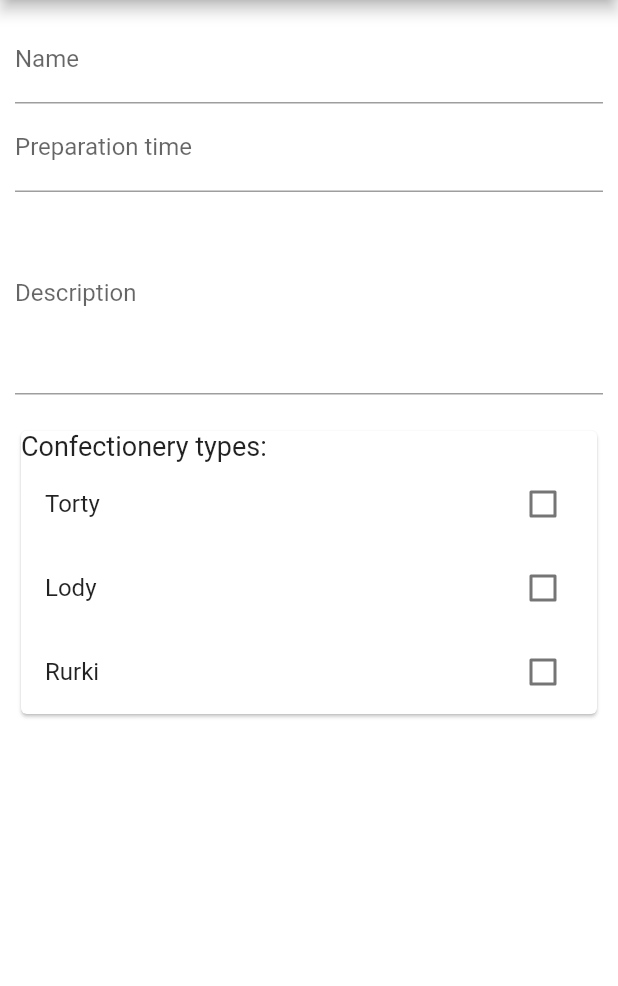
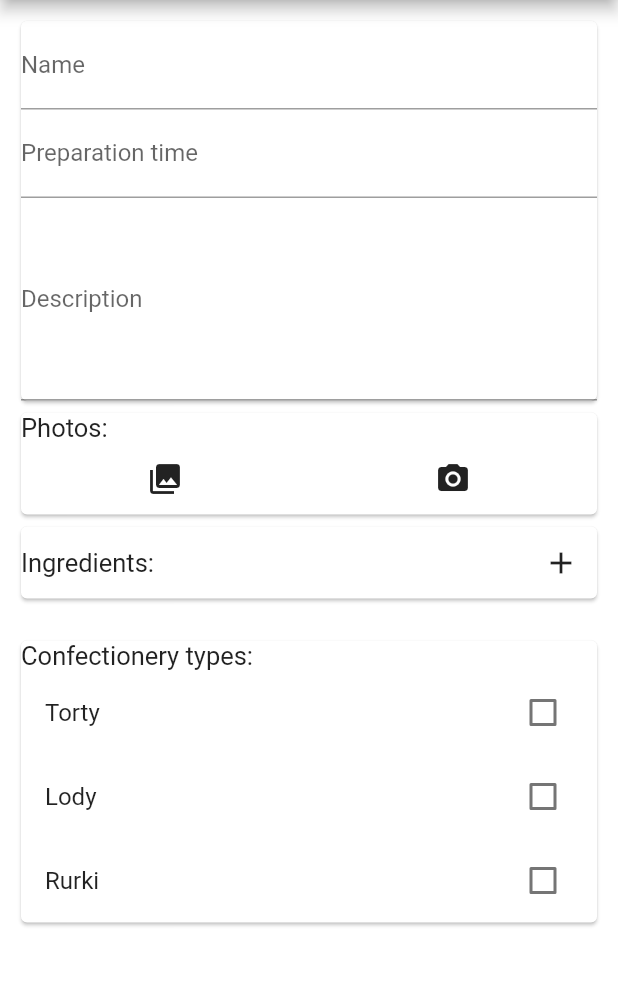
Before and after one commit to paolo21d/SweetLife-mobile-app, a Flutter app: the screen it shows after launch, on a phone screen of 412 x 824 dp, the part 84-1070 px from its top. Run offline on Flutter 3.47's test engine with Material 2 defaults, Android fonts, the phone set to English and light mode, and no system bars; our stand-ins replace carousel_slider, image_picker.

Commit message:
Added simple dialog to add new ingredients

```diff
--- a/lib/recipes/screens/recipe_creation.dart
+++ b/lib/recipes/screens/recipe_creation.dart
@@ -1,5 +1,11 @@
+import 'dart:io';
+
 import 'package:SweetLife/model/confectionery_type.dart';
+import 'package:SweetLife/model/element_of_recipe.dart';
+import 'package:SweetLife/model/ingredient.dart';
+import 'package:SweetLife/model/unit.dart';
 import 'package:flutter/material.dart';
+import 'package:image_picker/image_picker.dart';
 
 import '../../app_drawer.dart';
 
@@ -14,17 +20,34 @@ class _RecipeCreationState extends State<RecipeCreation> {
 
   final _form = GlobalKey<FormState>();
   bool _isInited = false;
+  Map<int, bool> checkedConfectioneryTypes = <int, bool>{};
+  List<File> addedPhotos = <File>[];
+  List<ElementOfRecipe> addedIngredients = [];
 
+  TextEditingController _ingredientCreationIngredientName =
+      TextEditingController();
+  TextEditingController _ingredientCreationAmount = TextEditingController();
+  TextEditingController _ingredientCreationUnit = TextEditingController();
+
+  //      MOCKS!!
   List<ConfectioneryType> availableConfectioneryTypes = [
     ConfectioneryType(1, "Torty"),
     ConfectioneryType(2, "Lody"),
     ConfectioneryType(3, "Rurki"),
   ];
-  Map<int, bool> checkedConfectioneryTypes = <int, bool>{};
+  List<Ingredient> availableIngredients = [
+    Ingredient(1, "ing1", [Unit(1, "Unit1"), Unit(2, "Unit2")]),
+    Ingredient(2, "ing2", [Unit(1, "Unit1")]),
+    Ingredient(3, "ing3", [Unit(2, "Unit2")]),
+    Ingredient(
+        4, "ing4", [Unit(1, "Unit1"), Unit(2, "Unit2"), Unit(3, "Unit3")]),
+  ];
 
   @override
   void didChangeDependencies() {
     if (!_isInited) {
+      addedPhotos = <File>[];
+      addedIngredients = [];
       _prepareCheckedConfectioneryTypes();
       _isInited = true;
     }
@@ -49,6 +72,9 @@ class _RecipeCreationState extends State<RecipeCreation> {
             key: _form,
             child: ListView(
               children: [
+                Card(
+                  child: Column(
+                    children: [
                       //name
                       TextFormField(
                           initialValue: "",
@@ -68,12 +94,14 @@ class _RecipeCreationState extends State<RecipeCreation> {
                       // preparation time
                       TextFormField(
                         initialValue: "",
-                  decoration: InputDecoration(labelText: 'Preparation time'),
+                        decoration:
+                            InputDecoration(labelText: 'Preparation time'),
                         textInputAction: TextInputAction.next,
                         keyboardType: TextInputType.number,
                         focusNode: _preparationTimeFocusNode,
                         onFieldSubmitted: (_) {
-                    FocusScope.of(context).requestFocus(_descriptionFocusNode);
+                          FocusScope.of(context)
+                              .requestFocus(_descriptionFocusNode);
                         },
                         validator: (value) {
                           if (value.isEmpty) {
@@ -108,10 +136,74 @@ class _RecipeCreationState extends State<RecipeCreation> {
                         },
                         onSaved: null,
                       ),
+                    ],
+                  ),
+                ),
 
                 // image picker
+                Card(
+                  child: Column(
+                    children: [
+                      Align(
+                        alignment: Alignment.centerLeft,
+                        child: Text(
+                          "Photos:",
+                          textAlign: TextAlign.left,
+                          style: TextStyle(fontSize: 17),
+                        ),
+                      ),
+                      Row(
+                        mainAxisAlignment: MainAxisAlignment.spaceAround,
+                        children: [
+                          IconButton(
+                              icon: Icon(Icons.photo_library),
+                              onPressed: _imgFromGallery),
+                          IconButton(
+                              icon: Icon(Icons.photo_camera),
+                              onPressed: _imgFromCamera)
+                        ],
+                      ),
+                      ...addedPhotos.map((photoFile) {
+                        return Padding(
+                          padding: const EdgeInsets.all(8.0),
+                          child: ClipRRect(
+                            borderRadius: BorderRadius.all(Radius.circular(10)),
+                            child: Image.file(
+                              photoFile,
+                              fit: BoxFit.fitHeight,
+                            ),
+                          ),
+                        );
+                      })
+                    ],
+                  ),
+                ),
 
                 //  ingredients
+                Card(
+                  child: Column(
+                    children: [
+                      Row(
+                        mainAxisAlignment: MainAxisAlignment.spaceAround,
+                        children: [
+                          Expanded(
+                            child: Text(
+                              "Ingredients:",
+                              textAlign: TextAlign.left,
+                              style: TextStyle(fontSize: 17),
+                            ),
+                          ),
+                          IconButton(
+                              icon: Icon(Icons.add),
+                              onPressed: () {
+                                _addIngredientFiled(context);
+                              }),
+                        ],
+                      ),
+                      // addedIngredients
+                    ],
+                  ),
+                ),
 
                 //  confectionery types
                 Padding(
@@ -124,14 +216,14 @@ class _RecipeCreationState extends State<RecipeCreation> {
                           child: Text(
                             "Confectionery types:",
                             textAlign: TextAlign.left,
-                            style: TextStyle(fontSize: 18),
+                            style: TextStyle(fontSize: 17),
                           ),
                         ),
                         ...availableConfectioneryTypes.map(
                           (confectioneryType) {
                             return CheckboxListTile(
-                              value:
-                                  checkedConfectioneryTypes[confectioneryType.id],
+                              value: checkedConfectioneryTypes[
+                                  confectioneryType.id],
                               title: Text(confectioneryType.name),
                               onChanged: (bool value) {
                                 setState(() {
@@ -160,4 +252,71 @@ class _RecipeCreationState extends State<RecipeCreation> {
       // checkedConfectioneryTypes[type.id] = false;
     }
   }
+
+  _imgFromCamera() async {
+    File image = await ImagePicker.pickImage(
+        source: ImageSource.camera, imageQuality: 100);
+
+    setState(() {
+      if (image != null) {
+        addedPhotos.add(image);
       }
+    });
+  }
+
+  _imgFromGallery() async {
+    File image = await ImagePicker.pickImage(
+        source: ImageSource.gallery, imageQuality: 100);
+
+    setState(() {
+      if (image != null) {
+        addedPhotos.add(image);
+      }
+    });
+  }
+
+  _addIngredientFiled(BuildContext context) async {
+    ElementOfRecipe elementOfRecipe = ElementOfRecipe(
+        null,
+        2.0,
+        Ingredient(1, "ing1", [Unit(1, "Unit1"), Unit(2, "Unit2")]),
+        Unit(1, "Unit1"),
+        1,
+        1);
+
+    final result = await showDialog(
+      context: context,
+      builder: (ctx) => AlertDialog(
+        title: Text("Choose ingredient"),
+        content: Column(
+          children: [
+            TextField(
+              controller: _ingredientCreationIngredientName,
+              decoration: InputDecoration(hintText: "Ingredient name"),
+            ),
+            TextField(
+              controller: _ingredientCreationAmount,
+              decoration: InputDecoration(hintText: "Amount"),
+              keyboardType: TextInputType.number,
+            ),
+            TextField(
+              controller: _ingredientCreationUnit,
+              decoration: InputDecoration(hintText: "Unit"),
+            ),
+          ],
+        ),
+        actions: [
+          FlatButton(
+              onPressed: () => Navigator.of(ctx).pop(elementOfRecipe),
+              child: Text("Save")),
+          FlatButton(
+              onPressed: () => Navigator.of(ctx).pop(false),
+              child: Text("Cancel")),
+        ],
+      ),
+    );
+
+    print(
+        "Wynik: \n Name: ${_ingredientCreationIngredientName.value.text} \n Amount: ${_ingredientCreationAmount.value.text} \n Unit: ${_ingredientCreationUnit.value.text}");
+  }
+}
--- a/pubspec.yaml
+++ b/pubspec.yaml
@@ -28,6 +28,7 @@ dependencies:
   http: ^0.12.2
   shared_preferences: ^0.5.12+4
   carousel_slider: ^3.0.0
+  image_picker: ^0.6.7+22
 #  google_fonts: ^1.1.2
 
 
```
Lines whose indentation alone changed are shown as unchanged.
